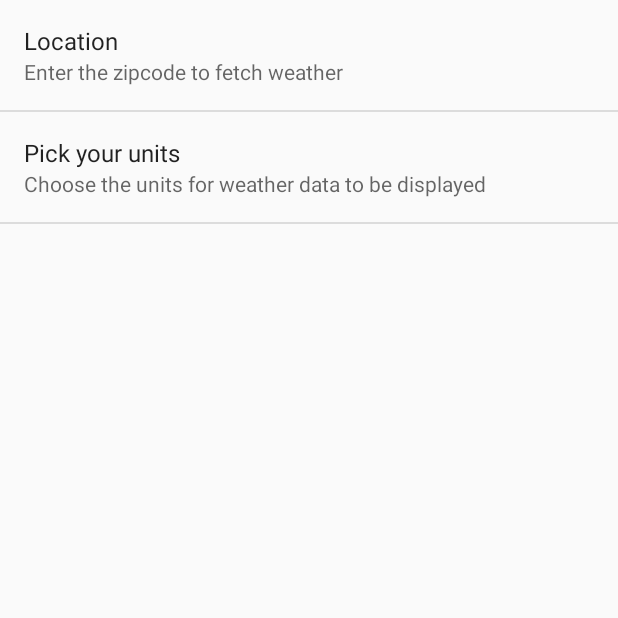
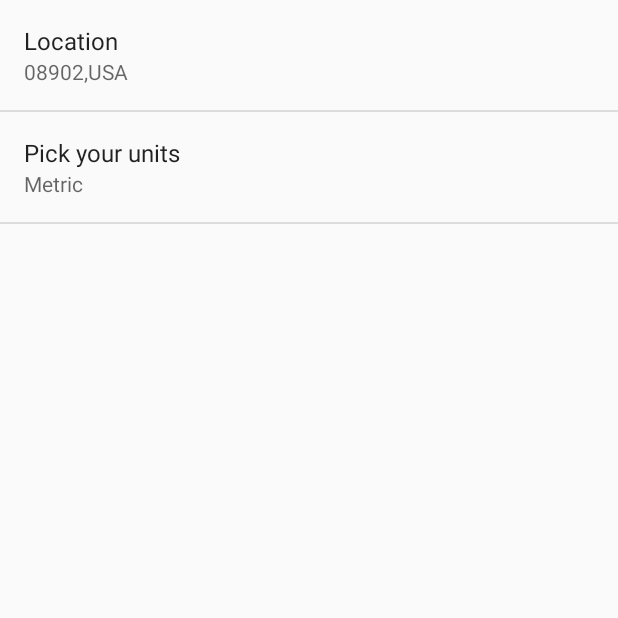
Before and after one commit to sudhasukumar/Sunshine, an Android app: the SettingsActivity screen opened directly, with no data from a screen before it, on a phone screen of 412 x 824 dp, the top half of it. Run offline under Robolectric (Android 15) with nearby library versions, the phone set to English and light mode, and no system bars.

```diff
--- a/app/src/main/java/com/example/sudha/sunshine/SettingsActivity.java
+++ b/app/src/main/java/com/example/sudha/sunshine/SettingsActivity.java
@@ -18,7 +18,7 @@ import android.preference.PreferenceManager;
  * href="http://developer.android.com/guide/topics/ui/settings.html">Settings
  * API Guide</a> for more information on developing a Settings UI.
  */
-public class SettingsActivity extends PreferenceActivity implements Preference.OnPreferenceChangeListener , Preference.OnPreferenceClickListener
+public class SettingsActivity extends PreferenceActivity implements Preference.OnPreferenceChangeListener
 {
 
     @SuppressWarnings("deprecation")
@@ -27,17 +27,12 @@ public class SettingsActivity extends PreferenceActivity implements Preference.O
     {
         super.onCreate(savedInstanceState);
         addPreferencesFromResource(R.xml.preferences);
+        bindPreferenceSummaryToValue(findPreference(getString(R.string.Location)));
+        bindPreferenceSummaryToValue(findPreference(getString(R.string.Unit)));
 
 
     }
 
-
-    @Override
-    public boolean onPreferenceClick(Preference preference)
-    {
-        bindPreferenceSummaryToValue(preference);
-        return false;
-    }
     /**
      * Attaches a listener so the summary is always updated with the preference value.
      * Also fires the listener once, to initialize the summary (so it shows up before the value
--- a/app/src/main/java/com/example/sudha/sunshine/AsyncResponseInterface.java
+++ b/app/src/main/java/com/example/sudha/sunshine/onFetchWeatherTaskListener.java
@@ -5,7 +5,7 @@ import java.util.List;
 /**
  * Created by Sudha on 12/20/2014 at 8:51 AM.
  */
-public interface AsyncResponseInterface
+public interface onFetchWeatherTaskListener
 {
-    void processFinish(List<String> ArrayListOfStrings);
+    void onFetchWeatherTask(List<String> ArrayListOfStrings);
 }
--- a/app/src/main/res/menu/menu_listforecastfragment.xml
+++ b/app/src/main/res/menu/menu_listforecastfragment.xml
@@ -1,6 +1,6 @@
 <?xml version="1.0" encoding="utf-8"?>
 <menu xmlns:android="http://schemas.android.com/apk/res/android"
-          xmlns:app="http://schemas.android.com/apk/res-auto"
+          xmlns:myapp="http://schemas.android.com/apk/res-auto"
           xmlns:tools="http://schemas.android.com/tools"
           tools:context=".MainActivity">
 
@@ -8,7 +8,7 @@
             android:id="@+id/action_refresh"
             android:title="@string/action_refresh"
             android:orderInCategory="1"
-            app:showAsAction="never"
+            myapp:showAsAction="never"
         />
 
 
--- a/app/src/main/res/values/strings.xml
+++ b/app/src/main/res/values/strings.xml
@@ -2,7 +2,7 @@
 <resources>
 
     <string name="app_name">Sunshine</string>
-    <string name="base_app_name">BaseMenuActivity</string>
+
     <string name="app_settings_name">Settings</string>
 
     <string name="hello_world">Hello world!</string>
@@ -11,7 +11,9 @@
 
     <string name="action_settings">Settings</string>
     <string name="action_refresh">Refresh</string>
-    <string name="action_my_choice">My Choices</string>
+    <string name="action_mapLocation">Map</string>
+    <string name="action_share">Share</string>
+
 
 
     <string name="twenty_one_degrees">21°</string>
@@ -24,8 +26,11 @@
     <string name="units_summary_list_preference">Choose the units for weather data to be displayed</string>
     <string name="units_dialog_title_list_preference">Pick your Units</string>
 
-    <string name="default_location_zipcode">08902,USA</string>
-    <string name="default_unit_preference">metric</string>
+    <string name="default_location" traslatable = "false">08902,USA</string>
+    <string name="default_unit" traslatable = "false" >metric</string>
+
+    <string name="Location"  traslatable = "false">Location</string>
+    <string name="Unit"  traslatable = "false">Units</string>
 
 
     <string name="preference_units_summary">In what units do you want to get the weather information ?</string>
@@ -33,5 +38,8 @@
     <string name="preference_location_summary">Enter the zipcode of the location for weather information</string>
     <string name="preference_location_title">Your Location</string>
 
+    <string name="Imperial">imperial</string>
+
+
 
 </resources>
--- a/app/src/main/res/xml/preferences.xml
+++ b/app/src/main/res/xml/preferences.xml
@@ -2,19 +2,25 @@
 <PreferenceScreen xmlns:android="http://schemas.android.com/apk/res/android">
 
     <EditTextPreference
-        android:key="location_edittext_preference"
+        android:key="@string/Location"
         android:title="@string/location_title_edittext_preference"
         android:summary="@string/location_summary_edittext_preference"
         android:dialogTitle="@string/location_dialog_title_edittext_preference"
-        android:defaultValue="@string/default_location_zipcode"/>
+        android:defaultValue="@string/default_location"
+        android:inputType="text"
+        android:singleLine="true"
+    />
 
     <ListPreference
-        android:key="units_list_preference"
+        android:key="@string/Unit"
         android:title="@string/units_title_list_preference"
         android:summary="@string/units_summary_list_preference"
         android:entries="@array/units_entries_list_preference"
         android:entryValues="@array/units_entryvalues_list_preference"
         android:dialogTitle="@string/units_dialog_title_list_preference"
-        android:defaultValue="@string/default_unit_preference"/>
+        android:defaultValue="@string/default_unit"
+    />
+
+
 
 </PreferenceScreen>
```
Also changed, not shown: app/src/main/java/com/example/sudha/sunshine/DetailForecastFragment.java (+73 -26 lines), app/src/main/java/com/example/sudha/sunshine/FetchWeatherTask.java (+7 -6 lines), app/src/main/java/com/example/sudha/sunshine/ListForecastFragment.java (+53 -15 lines), app/src/main/java/com/example/sudha/sunshine/MainActivity.java (+30 -3 lines), app/src/main/java/com/example/sudha/sunshine/WeatherDataParser.java (+15 -2 lines), app/src/main/java/com/example/sudha/sunshine/WeatherListViewOnItemClickListener.java (+3 -5 lines), app/src/main/res/menu/menu_settings.xml (+9 -5 lines), app/src/main/res/menu/menu_shareweatherdetails.xml (added, +11 -0 lines).
